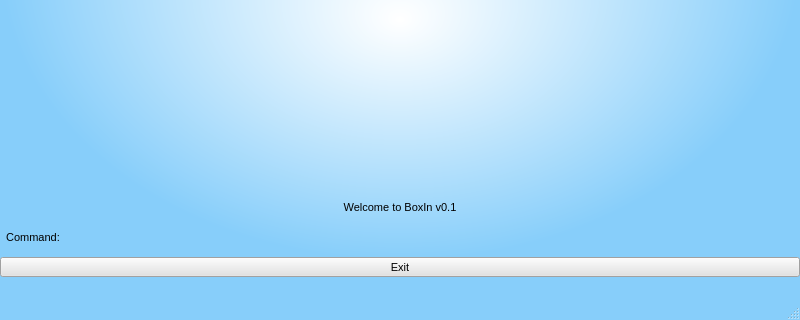
Before: the Qt Designer form BoxIn/BoxIn/BoxIn.ui in cs2103aug2014-t13-1c/main, drawn with Qt 5; both pictures show x 0 to 800 and y 280 to 600 of the 800 by 600 pixel window.
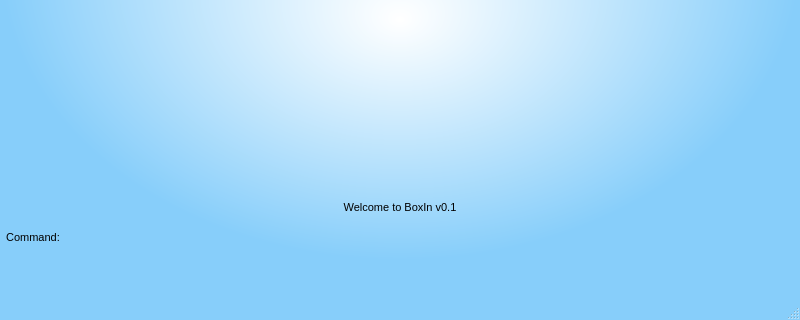
After: the same form once the commit is applied. Icons and pictures are not drawn.

Commit message: Added font color for expired and alternating tasks

Diff of the .ui file:
```diff
--- a/BoxIn/BoxIn/BoxIn.ui
+++ b/BoxIn/BoxIn/BoxIn.ui
@@ -563,7 +563,7 @@
      <rect>
       <x>0</x>
       <y>490</y>
-      <width>60</width>
+      <width>80</width>
       <height>20</height>
      </rect>
     </property>
@@ -1104,446 +1104,6 @@
      <number>0</number>
     </property>
    </widget>
-   <widget class="QPushButton" name="buttonExit">
-    <property name="geometry">
-     <rect>
-      <x>0</x>
-      <y>520</y>
-      <width>800</width>
-      <height>20</height>
-     </rect>
-    </property>
-    <property name="maximumSize">
-     <size>
-      <width>800</width>
-      <height>16777215</height>
-     </size>
-    </property>
-    <property name="palette">
-     <palette>
-      <active>
-       <colorrole role="WindowText">
-        <brush brushstyle="SolidPattern">
-         <color alpha="255">
-          <red>0</red>
-          <green>0</green>
-          <blue>0</blue>
-         </color>
-        </brush>
-       </colorrole>
-       <colorrole role="Button">
-        <brush brushstyle="SolidPattern">
-         <color alpha="255">
-          <red>226</red>
-          <green>226</green>
-          <blue>226</blue>
-         </color>
-        </brush>
-       </colorrole>
-       <colorrole role="Light">
-        <brush brushstyle="SolidPattern">
-         <color alpha="255">
-          <red>255</red>
-          <green>255</green>
-          <blue>255</blue>
-         </color>
-        </brush>
-       </colorrole>
-       <colorrole role="Midlight">
-        <brush brushstyle="SolidPattern">
-         <color alpha="255">
-          <red>255</red>
-          <green>255</green>
-          <blue>255</blue>
-         </color>
-        </brush>
-       </colorrole>
-       <colorrole role="Dark">
-        <brush brushstyle="SolidPattern">
-         <color alpha="255">
-          <red>127</red>
-          <green>127</green>
-          <blue>127</blue>
-         </color>
-        </brush>
-       </colorrole>
-       <colorrole role="Mid">
-        <brush brushstyle="SolidPattern">
-         <color alpha="255">
-          <red>170</red>
-          <green>170</green>
-          <blue>170</blue>
-         </color>
-        </brush>
-       </colorrole>
-       <colorrole role="Text">
-        <brush brushstyle="SolidPattern">
-         <color alpha="255">
-          <red>0</red>
-          <green>0</green>
-          <blue>0</blue>
-         </color>
-        </brush>
-       </colorrole>
-       <colorrole role="BrightText">
-        <brush brushstyle="SolidPattern">
-         <color alpha="255">
-          <red>255</red>
-          <green>255</green>
-          <blue>255</blue>
-         </color>
-        </brush>
-       </colorrole>
-       <colorrole role="ButtonText">
-        <brush brushstyle="SolidPattern">
-         <color alpha="255">
-          <red>0</red>
-          <green>0</green>
-          <blue>0</blue>
-         </color>
-        </brush>
-       </colorrole>
-       <colorrole role="Base">
-        <brush brushstyle="SolidPattern">
-         <color alpha="255">
-          <red>226</red>
-          <green>226</green>
-          <blue>226</blue>
-         </color>
-        </brush>
-       </colorrole>
-       <colorrole role="Window">
-        <brush brushstyle="SolidPattern">
-         <color alpha="255">
-          <red>226</red>
-          <green>226</green>
-          <blue>226</blue>
-         </color>
-        </brush>
-       </colorrole>
-       <colorrole role="Shadow">
-        <brush brushstyle="SolidPattern">
-         <color alpha="255">
-          <red>0</red>
-          <green>0</green>
-          <blue>0</blue>
-         </color>
-        </brush>
-       </colorrole>
-       <colorrole role="AlternateBase">
-        <brush brushstyle="SolidPattern">
-         <color alpha="255">
-          <red>255</red>
-          <green>255</green>
-          <blue>255</blue>
-         </color>
-        </brush>
-       </colorrole>
-       <colorrole role="ToolTipBase">
-        <brush brushstyle="SolidPattern">
-         <color alpha="255">
-          <red>255</red>
-          <green>255</green>
-          <blue>220</blue>
-         </color>
-        </brush>
-       </colorrole>
-       <colorrole role="ToolTipText">
-        <brush brushstyle="SolidPattern">
-         <color alpha="255">
-          <red>0</red>
-          <green>0</green>
-          <blue>0</blue>
-         </color>
-        </brush>
-       </colorrole>
-      </active>
-      <inactive>
-       <colorrole role="WindowText">
-        <brush brushstyle="SolidPattern">
-         <color alpha="255">
-          <red>0</red>
-          <green>0</green>
-          <blue>0</blue>
-         </color>
-        </brush>
-       </colorrole>
-       <colorrole role="Button">
-        <brush brushstyle="SolidPattern">
-         <color alpha="255">
-          <red>226</red>
-          <green>226</green>
-          <blue>226</blue>
-         </color>
-        </brush>
-       </colorrole>
-       <colorrole role="Light">
-        <brush brushstyle="SolidPattern">
-         <color alpha="255">
-          <red>255</red>
-          <green>255</green>
-          <blue>255</blue>
-         </color>
-        </brush>
-       </colorrole>
-       <colorrole role="Midlight">
-        <brush brushstyle="SolidPattern">
-         <color alpha="255">
-          <red>255</red>
-          <green>255</green>
-          <blue>255</blue>
-         </color>
-        </brush>
-       </colorrole>
-       <colorrole role="Dark">
-        <brush brushstyle="SolidPattern">
-         <color alpha="255">
-          <red>127</red>
-          <green>127</green>
-          <blue>127</blue>
-         </color>
-        </brush>
-       </colorrole>
-       <colorrole role="Mid">
-        <brush brushstyle="SolidPattern">
-         <color alpha="255">
-          <red>170</red>
-          <green>170</green>
-          <blue>170</blue>
-         </color>
-        </brush>
-       </colorrole>
-       <colorrole role="Text">
-        <brush brushstyle="SolidPattern">
-         <color alpha="255">
-          <red>0</red>
-          <green>0</green>
-          <blue>0</blue>
-         </color>
-        </brush>
-       </colorrole>
-       <colorrole role="BrightText">
-        <brush brushstyle="SolidPattern">
-         <color alpha="255">
-          <red>255</red>
-          <green>255</green>
-          <blue>255</blue>
-         </color>
-        </brush>
-       </colorrole>
-       <colorrole role="ButtonText">
-        <brush brushstyle="SolidPattern">
-         <color alpha="255">
-          <red>0</red>
-          <green>0</green>
-          <blue>0</blue>
-         </color>
-        </brush>
-       </colorrole>
-       <colorrole role="Base">
-        <brush brushstyle="SolidPattern">
-         <color alpha="255">
-          <red>226</red>
-          <green>226</green>
-          <blue>226</blue>
-         </color>
-        </brush>
-       </colorrole>
-       <colorrole role="Window">
-        <brush brushstyle="SolidPattern">
-         <color alpha="255">
-          <red>226</red>
-          <green>226</green>
-          <blue>226</blue>
-         </color>
-        </brush>
-       </colorrole>
-       <colorrole role="Shadow">
-        <brush brushstyle="SolidPattern">
-         <color alpha="255">
-          <red>0</red>
-          <green>0</green>
-          <blue>0</blue>
-         </color>
-        </brush>
-       </colorrole>
-       <colorrole role="AlternateBase">
-        <brush brushstyle="SolidPattern">
-         <color alpha="255">
-          <red>255</red>
-          <green>255</green>
-          <blue>255</blue>
-         </color>
-        </brush>
-       </colorrole>
-       <colorrole role="ToolTipBase">
-        <brush brushstyle="SolidPattern">
-         <color alpha="255">
-          <red>255</red>
-          <green>255</green>
-          <blue>220</blue>
-         </color>
-        </brush>
-       </colorrole>
-       <colorrole role="ToolTipText">
-        <brush brushstyle="SolidPattern">
-         <color alpha="255">
-          <red>0</red>
-          <green>0</green>
-          <blue>0</blue>
-         </color>
-        </brush>
-       </colorrole>
-      </inactive>
-      <disabled>
-       <colorrole role="WindowText">
-        <brush brushstyle="SolidPattern">
-         <color alpha="255">
-          <red>127</red>
-          <green>127</green>
-          <blue>127</blue>
-         </color>
-        </brush>
-       </colorrole>
-       <colorrole role="Button">
-        <brush brushstyle="SolidPattern">
-         <color alpha="255">
-          <red>226</red>
-          <green>226</green>
-          <blue>226</blue>
-         </color>
-        </brush>
-       </colorrole>
-       <colorrole role="Light">
-        <brush brushstyle="SolidPattern">
-         <color alpha="255">
-          <red>255</red>
-          <green>255</green>
-          <blue>255</blue>
-         </color>
-        </brush>
-       </colorrole>
-       <colorrole role="Midlight">
-        <brush brushstyle="SolidPattern">
-         <color alpha="255">
-          <red>255</red>
-          <green>255</green>
-          <blue>255</blue>
-         </color>
-        </brush>
-       </colorrole>
-       <colorrole role="Dark">
-        <brush brushstyle="SolidPattern">
-         <color alpha="255">
-          <red>127</red>
-          <green>127</green>
-          <blue>127</blue>
-         </color>
-        </brush>
-       </colorrole>
-       <colorrole role="Mid">
-        <brush brushstyle="SolidPattern">
-         <color alpha="255">
-          <red>170</red>
-          <green>170</green>
-          <blue>170</blue>
-         </color>
-        </brush>
-       </colorrole>
-       <colorrole role="Text">
-        <brush brushstyle="SolidPattern">
-         <color alpha="255">
-          <red>127</red>
-          <green>127</green>
-          <blue>127</blue>
-         </color>
-        </brush>
-       </colorrole>
-       <colorrole role="BrightText">
-        <brush brushstyle="SolidPattern">
-         <color alpha="255">
-          <red>255</red>
-          <green>255</green>
-          <blue>255</blue>
-         </color>
-        </brush>
-       </colorrole>
-       <colorrole role="ButtonText">
-        <brush brushstyle="SolidPattern">
-         <color alpha="255">
-          <red>127</red>
-          <green>127</green>
-          <blue>127</blue>
-         </color>
-        </brush>
-       </colorrole>
-       <colorrole role="Base">
-        <brush brushstyle="SolidPattern">
-         <color alpha="255">
-          <red>226</red>
-          <green>226</green>
-          <blue>226</blue>
-         </color>
-        </brush>
-       </colorrole>
-       <colorrole role="Window">
-        <brush brushstyle="SolidPattern">
-         <color alpha="255">
-          <red>226</red>
-          <green>226</green>
-          <blue>226</blue>
-         </color>
-        </brush>
-       </colorrole>
-       <colorrole role="Shadow">
-        <brush brushstyle="SolidPattern">
-         <color alpha="255">
-          <red>0</red>
-          <green>0</green>
-          <blue>0</blue>
-         </color>
-        </brush>
-       </colorrole>
-       <colorrole role="AlternateBase">
-        <brush brushstyle="SolidPattern">
-         <color alpha="255">
-          <red>255</red>
-          <green>255</green>
-          <blue>255</blue>
-         </color>
-        </brush>
-       </colorrole>
-       <colorrole role="ToolTipBase">
-        <brush brushstyle="SolidPattern">
-         <color alpha="255">
-          <red>255</red>
-          <green>255</green>
-          <blue>220</blue>
-         </color>
-        </brush>
-       </colorrole>
-       <colorrole role="ToolTipText">
-        <brush brushstyle="SolidPattern">
-         <color alpha="255">
-          <red>0</red>
-          <green>0</green>
-          <blue>0</blue>
-         </color>
-        </brush>
-       </colorrole>
-      </disabled>
-     </palette>
-    </property>
-    <property name="autoFillBackground">
-     <bool>false</bool>
-    </property>
-    <property name="styleSheet">
-     <string notr="true">background-color: rgb(226, 226, 226);</string>
-    </property>
-    <property name="text">
-     <string>Exit</string>
-    </property>
-   </widget>
   </widget>
   <widget class="QMenuBar" name="menuBar">
    <property name="geometry">
```
The commit also changes 10 other files.
